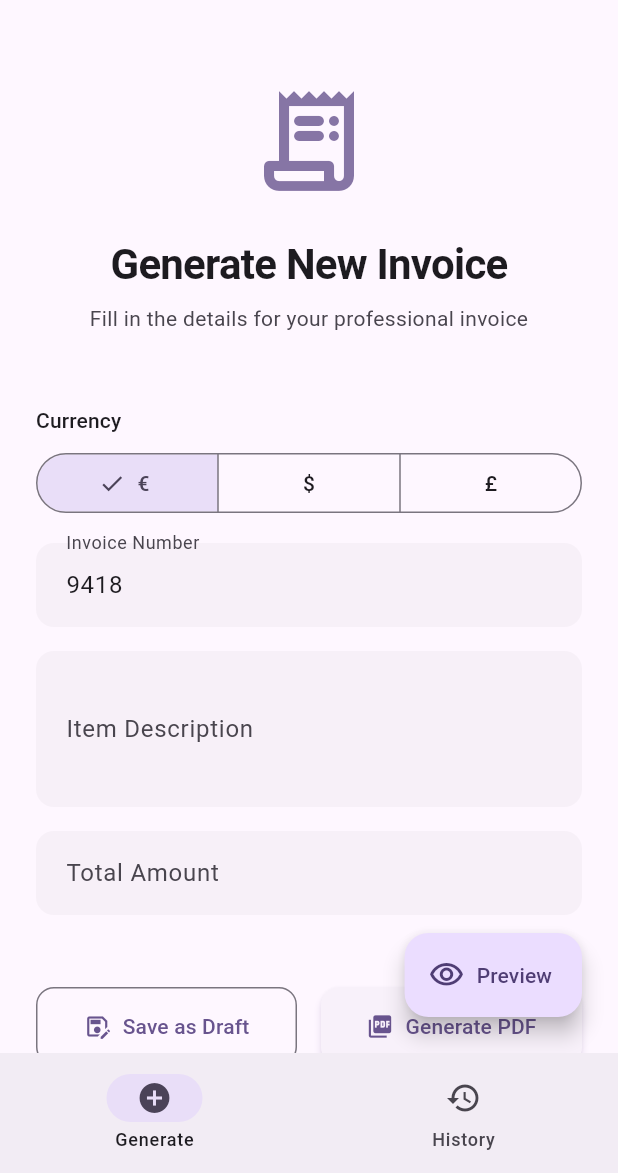
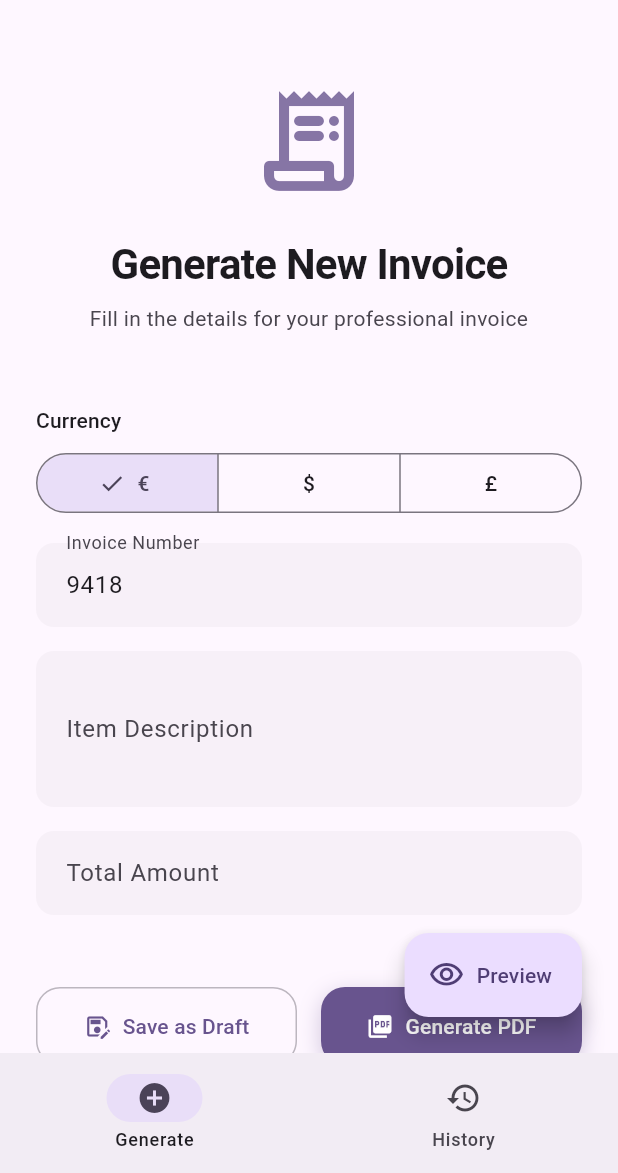
Before and after one commit to DewHead/Elada, a Flutter app: the screen it shows after launch, on a phone screen of 412 x 824 dp, the part 63-1236 px from its top. Run offline on Flutter 3.47's test engine with Material 3 defaults, Android fonts, the phone set to English and light mode, and no system bars; our stand-ins replace hive, hive_flutter; missing offline and left inert: syncfusion_flutter_pdf, syncfusion_flutter_pdfviewer; accounts and stored records are empty.

Commit message:
style(ui): Final polish with premium shadows and consistent border radii

```diff
--- a/lib/presentation/screens/invoice_screen.dart
+++ b/lib/presentation/screens/invoice_screen.dart
@@ -241,28 +241,47 @@ class _InvoiceScreenState extends State<InvoiceScreen> {
                 label: const Text('Save as Draft'),
                 style: OutlinedButton.styleFrom(
                   padding: const EdgeInsets.symmetric(vertical: 16),
+                  side: BorderSide(
+                    color: Theme.of(context).colorScheme.outline.withAlpha(128),
+                  ),
                   shape: RoundedRectangleBorder(
-                    borderRadius: BorderRadius.circular(12),
+                    borderRadius: BorderRadius.circular(16),
                   ),
                 ),
               ),
             ),
             const SizedBox(width: 16),
             Expanded(
+              child: Container(
+                decoration: BoxDecoration(
+                  borderRadius: BorderRadius.circular(16),
+                  boxShadow: [
+                    BoxShadow(
+                      color: Theme.of(context).colorScheme.primary.withAlpha(77),
+                      blurRadius: 12,
+                      offset: const Offset(0, 4),
+                    ),
+                  ],
+                ),
                 child: ElevatedButton.icon(
                   onPressed: () => _generatePdf(context),
                   icon: const Icon(Icons.picture_as_pdf),
                   label: const Text('Generate PDF'),
                   style: ElevatedButton.styleFrom(
                     padding: const EdgeInsets.symmetric(vertical: 16),
+                    elevation: 0,
+                    backgroundColor: Theme.of(context).colorScheme.primary,
+                    foregroundColor: Theme.of(context).colorScheme.onPrimary,
                     shape: RoundedRectangleBorder(
-                    borderRadius: BorderRadius.circular(12),
+                      borderRadius: BorderRadius.circular(16),
+                    ),
                   ),
                 ),
               ),
             ),
           ],
         ),
+
         const SizedBox(height: 16),
         TextButton.icon(
           onPressed: () => _clearForm(context),
@@ -356,7 +375,7 @@ class _InvoiceScreenState extends State<InvoiceScreen> {
         labelText: label,
         prefixText: prefixText,
         border: OutlineInputBorder(
-          borderRadius: BorderRadius.circular(12),
+          borderRadius: BorderRadius.circular(16),
         ),
         filled: true,
         fillColor: Theme.of(context).colorScheme.surfaceContainerHighest.withAlpha(77), // ~0.3 opacity
```
Lines whose indentation alone changed are shown as unchanged.
